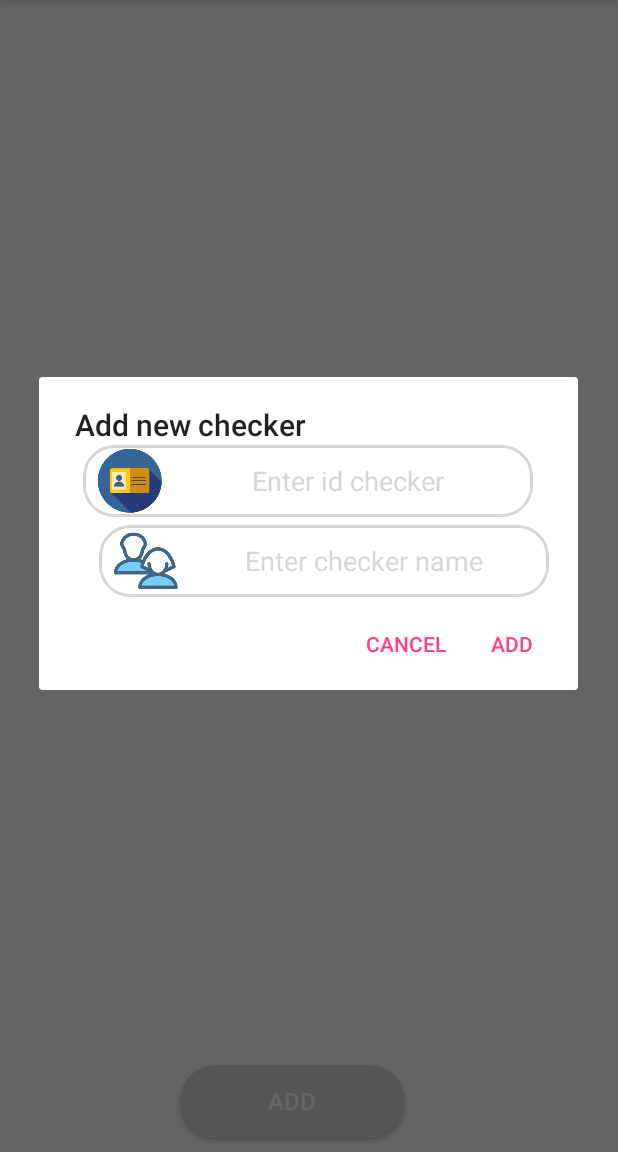
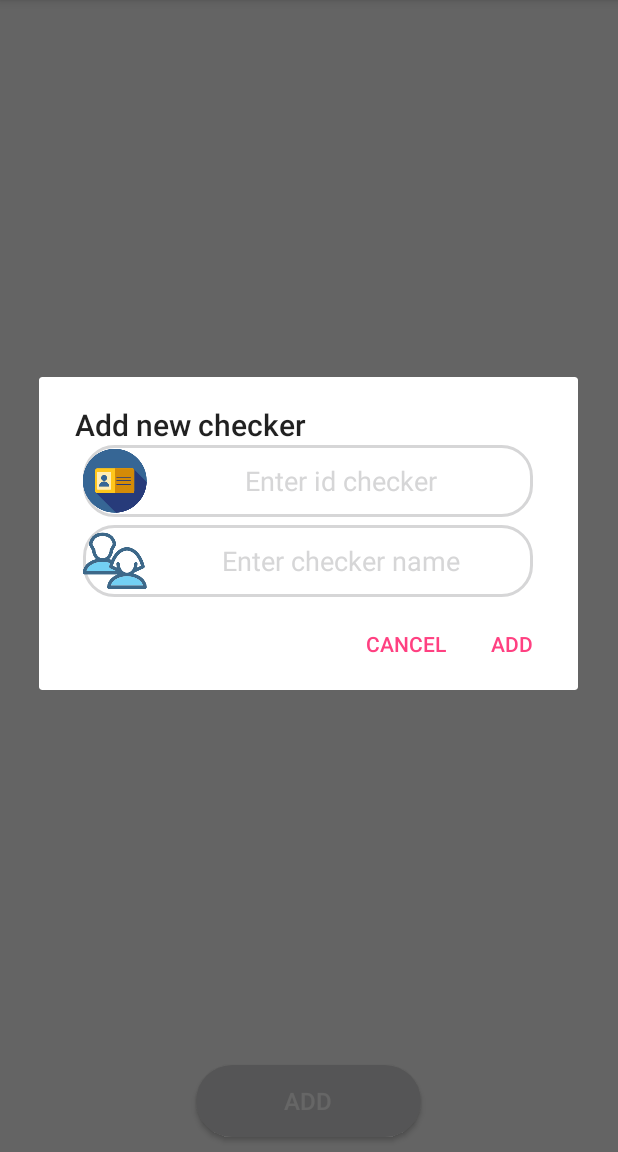
Before and after one commit to minhmin25/LocationChecker, an Android app: the screen it shows after launch once a user with an empty profile is signed in (MainActivity), after a tap on "Add Checker", on a phone screen of 412 x 824 dp, the part 84-1236 px from its top. Run offline under Robolectric (Android 15) with nearby library versions, the phone set to English and light mode, and no system bars; our stand-ins replace CircleImageView, Firebase (no records; nobody signed in at launch, a user with empty details on screens opened directly); libraries missing offline, so code that uses them is left out: com.facebook, com.facebook.login; pictures from the network do not load; 8 statements that could not run were skipped; 1 other tap on this screen came first.

Commit message:
Loc - Can chinh button, dialog

```diff
--- a/app/src/main/res/layout/content_main.xml
+++ b/app/src/main/res/layout/content_main.xml
@@ -14,7 +14,7 @@
         android:layout_height="wrap_content"
         android:layout_alignParentBottom="true"
         android:layout_marginBottom="10dp"
-        android:layout_marginLeft="120dp"
+        android:layout_centerHorizontal="true"
         android:background="@drawable/button"
         android:gravity="center"
         android:text="Add"
--- a/app/src/main/res/layout/dialog_addchecker.xml
+++ b/app/src/main/res/layout/dialog_addchecker.xml
@@ -10,25 +10,23 @@
         android:layout_width="300dp"
         android:layout_height="48dp"
         android:layout_alignParentTop="true"
-        android:drawableLeft="@drawable/id"
         android:layout_centerHorizontal="true"
         android:background="@drawable/search"
+        android:drawableLeft="@drawable/id"
         android:gravity="center"
         android:hint="Enter id checker"
-        android:paddingLeft="10dp"
         android:textColorHint="@color/com_facebook_button_background_color_selected" />
 
     <EditText
-        android:drawableLeft="@drawable/name"
         android:id="@+id/edt_checker_name"
         android:layout_width="300dp"
         android:layout_height="48dp"
         android:layout_below="@+id/edt_checker_id"
-        android:layout_marginLeft="40dp"
         android:layout_marginTop="5dp"
+        android:layout_centerHorizontal="true"
         android:background="@drawable/search"
+        android:drawableLeft="@drawable/name"
         android:gravity="center"
         android:hint="Enter checker name"
-        android:paddingLeft="10dp"
         android:textColorHint="@color/com_facebook_button_background_color_selected" />
 </RelativeLayout>
```
